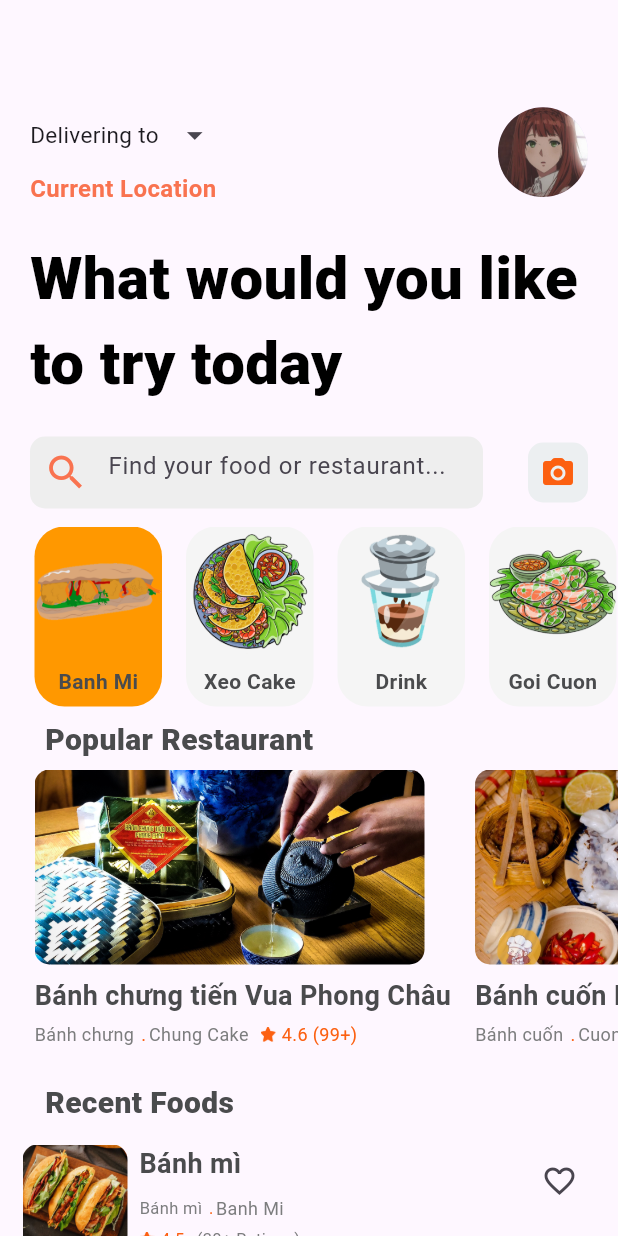
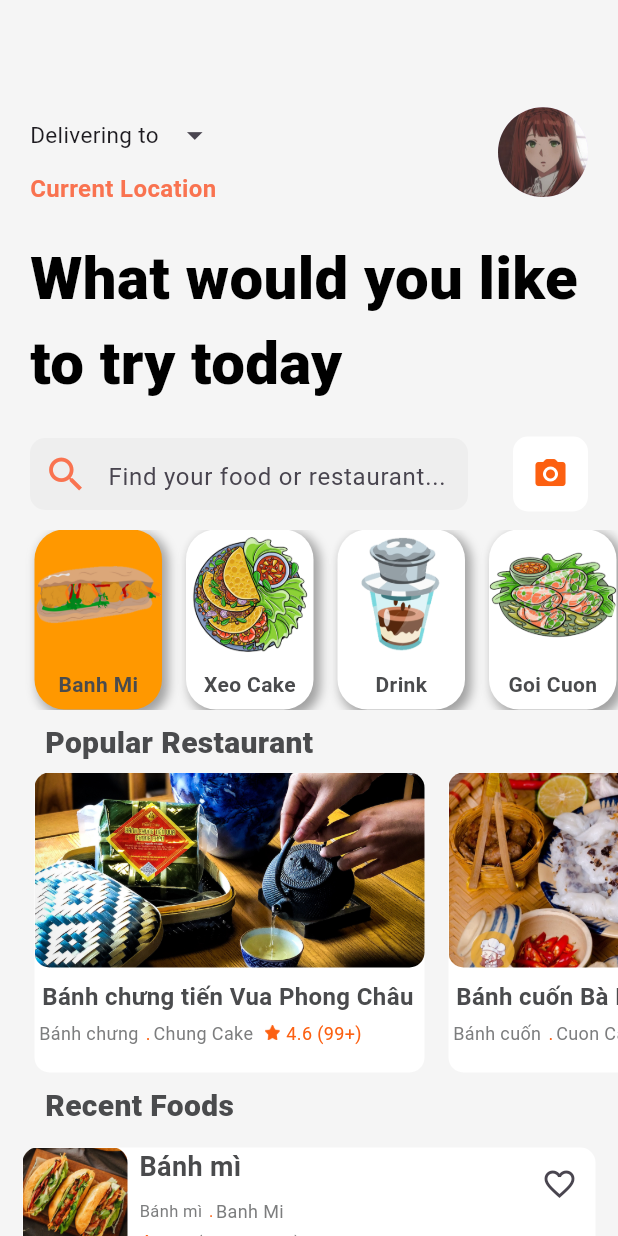
Before and after one commit to PhamH1eu/wikiFoodia, a Flutter app: the MainPage screen opened by its route, on a phone screen of 412 x 824 dp. Run offline on Flutter 3.47's test engine with Material 3 defaults, Android fonts, the phone set to English and light mode, and no system bars; our stand-ins replace awesome_snackbar_content, firebase_auth, firebase_core, flutter_map, font_awesome_flutter, geolocator and 5 more; missing offline and left inert: tflite_v2; accounts and stored records are empty; Roboto replaces fonts that are missing (Trajan Pro).

Commit message:
edit something hehe

```diff
--- a/lib/features/app/presentation/pages/MainPage/main_page.dart
+++ b/lib/features/app/presentation/pages/MainPage/main_page.dart
@@ -26,6 +26,7 @@ class _MainPageState extends State<MainPage> {
   @override
   Widget build(BuildContext context) {
     return Scaffold(
+      backgroundColor: Color(0xfff5f5f5),
       body: StreamBuilder(
           stream: FirebaseAuth.instance.authStateChanges(),
           builder: (context, snapshot) {
@@ -126,7 +127,7 @@ class _MainPageState extends State<MainPage> {
                             Expanded(
                               child: Container(
                                 decoration: BoxDecoration(
-                                  color: Colors.grey[200],
+                                  color: Color(0xffeeeeee),
                                   borderRadius: BorderRadius.circular(10),
                                 ),
                                   child: TextField(
@@ -137,7 +138,8 @@ class _MainPageState extends State<MainPage> {
                                         MaterialPageRoute(
                                           builder: (context) => SearchPage(
                                             initialFoods: allFoods,
-                                              )),
+                                          ),
+                                        ),
                                       );
                                     },
                                     decoration: InputDecoration(
@@ -155,16 +157,17 @@ class _MainPageState extends State<MainPage> {
                                         ),
                                       ),
                                       border: InputBorder.none,
+                                      contentPadding: EdgeInsets.only(top: 14), // căn giữa phần hintText theo chiều dọc
                                     ),
                                   ),
                               ),
                             ),
                             SizedBox(width: 30),
                             Container(
-                              width: 40,
-                              height: 40,
+                              width: 50,
+                              height: 50,
                               decoration: BoxDecoration(
-                                color: Color(0xFFECEFF1),
+                                color: Colors.white,
                                 borderRadius: BorderRadius.circular(10),
                               ),
                               child: IconButton(
--- a/lib/features/app/presentation/widgets/category_cell.dart
+++ b/lib/features/app/presentation/widgets/category_cell.dart
@@ -21,8 +21,22 @@ class _CategoryCell extends State<CategoryCell> {
     return Container(
       margin: const EdgeInsets.symmetric(horizontal: 8),
       decoration: BoxDecoration(
-        borderRadius: BorderRadius.circular(20), // Giá trị radius mong muốn
-        color: indexSelected == widget.index ? Colors.orange : Colors.grey[100],
+        borderRadius: BorderRadius.circular(20),
+        color: indexSelected == widget.index ? Colors.orange : Colors.white,
+        boxShadow: [
+          BoxShadow(
+            color: Colors.grey.shade500,
+            spreadRadius: 1,
+            blurRadius: 5,
+            offset: Offset(3, 3),
+          ),
+          BoxShadow(
+            color: Colors.white10,
+            spreadRadius: 1,
+            blurRadius: 5,
+            offset: Offset(-3, -3),
+          ),
+        ]
       ),
       child: InkWell(
         onTap: widget.onTap,
--- a/lib/features/app/presentation/widgets/popular_restaurant.dart
+++ b/lib/features/app/presentation/widgets/popular_restaurant.dart
@@ -11,6 +11,11 @@ class PopularCell extends StatelessWidget {
   @override
   Widget build(BuildContext context) {
     return Container(
+        decoration: BoxDecoration(
+          borderRadius: BorderRadius.circular(10),
+          color: Colors.white,
+          // radius là 10
+        ),
       margin: const EdgeInsets.symmetric(horizontal: 8),
       child: InkWell(
         onTap: onTap,
@@ -29,18 +34,24 @@ class PopularCell extends StatelessWidget {
             const SizedBox(
               height: 8,
             ),
-            Text(
+            Container(
+              padding: EdgeInsets.only(left: 5),
+              child: Text(
                 mObj.name,
                 textAlign: TextAlign.center,
                 style: TextStyle(
                   color: TColor.primaryText,
-                  fontSize: 18,
-                  fontWeight: FontWeight.w700),
+                  fontSize: 16,
+                  fontWeight: FontWeight.w700,
+                ),
+              ),
             ),
             const SizedBox(
               height: 4,
             ),
-            Row(
+            Container(
+              padding: EdgeInsets.only(left: 3), // thêm lề bên trái là 3
+              child: Row(
                 mainAxisAlignment: MainAxisAlignment.start,
                 children: [
                   Text(
@@ -48,34 +59,27 @@ class PopularCell extends StatelessWidget {
                     textAlign: TextAlign.center,
                     style: TextStyle(
                       color: TColor.secondaryText,
-                      fontSize: 12),
+                      fontSize: 12,
                     ),
-
+                  ),
                   Text(
                     " . ",
                     textAlign: TextAlign.center,
                     style: TextStyle(color: TColor.primary, fontSize: 12),
                   ),
-
                   Text(
                     mObj.food_type,
                     textAlign: TextAlign.center,
                     style: TextStyle(color: TColor.secondaryText, fontSize: 12),
                   ),
-
-                const SizedBox(
-                  width: 8,
-                ),
-
+                  const SizedBox(width: 8),
                   Image.asset(
                     "assets/images/rate.png",
                     width: 10,
                     height: 10,
                     fit: BoxFit.cover,
-                ) ,
-                const SizedBox(
-                  width: 4,
                   ),
+                  const SizedBox(width: 4),
                   Text(
                     "4.6 (99+)",
                     textAlign: TextAlign.center,
@@ -83,6 +87,7 @@ class PopularCell extends StatelessWidget {
                   ),
                 ],
               ),
+            ),
           ],
         ),
       ),
--- a/lib/features/app/presentation/widgets/recent_food.dart
+++ b/lib/features/app/presentation/widgets/recent_food.dart
@@ -16,7 +16,12 @@ class RecentItemRow extends StatelessWidget {
     final provider = Provider.of<FavoriteProvider>(context);
 
     return Container(
-      margin: const EdgeInsets.symmetric(vertical: 8),
+        margin: const EdgeInsets.symmetric(vertical: 8),
+      decoration: BoxDecoration(
+        borderRadius: BorderRadius.circular(10),
+        color: Colors.white,
+        // radius là 10
+      ),
       child: InkWell(
         onTap: () => Navigator.push(
             context,
```
Also changed, not shown: lib/features/app/presentation/pages/detection/detectionFood.dart (+38 -12 lines), lib/features/app/presentation/pages/MainPage/category.dart (indentation only). Lines whose indentation alone changed are shown as unchanged.
